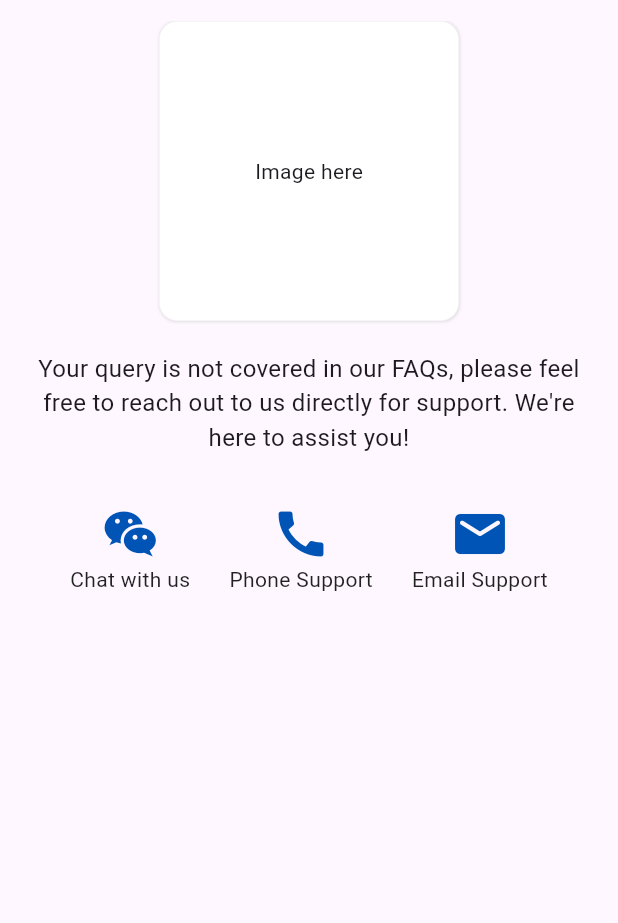
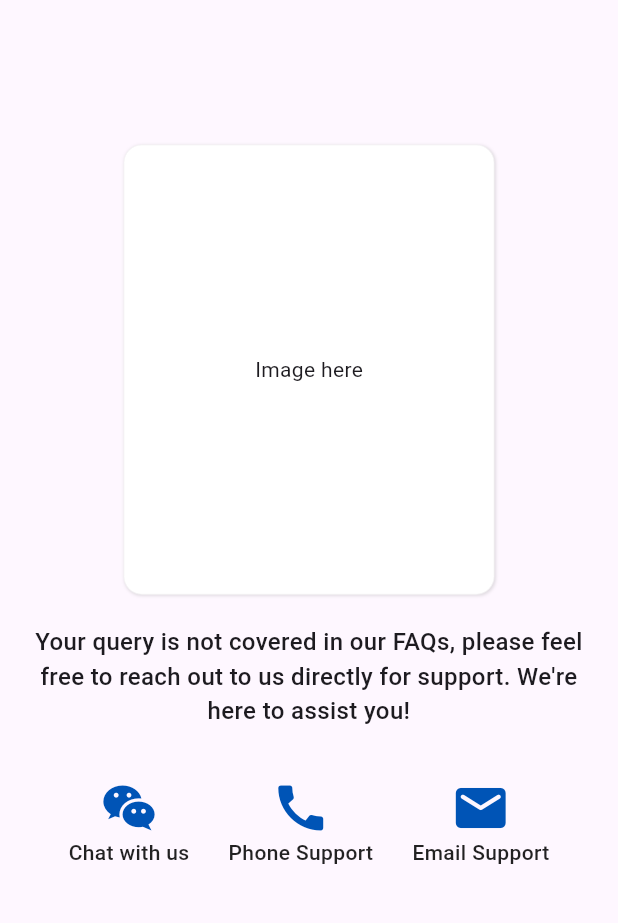
Before and after one commit to JayFlutter10/academy, a Flutter app: the screen it shows after launch, after a tap on "data", on a phone screen of 412 x 824 dp, the part 63-986 px from its top. Run offline on Flutter 3.47's test engine with Material 3 defaults, Android fonts, the phone set to English and light mode, and no system bars.

Commit message:
third commit

```diff
--- /dev/null
+++ b/lib/Support/Views/multi_support_view.dart
@@ -0,0 +1,78 @@
+import 'package:flutter/material.dart';
+import 'package:flutter_application_1/Support/Views/chat_view.dart';
+import 'package:flutter_application_1/Support/Views/email_view.dart';
+import 'package:flutter_application_1/Support/Views/phone_support_view.dart';
+import '../../academy/view/certificate_view.dart';
+
+class MultiSupportView extends StatefulWidget {
+  const MultiSupportView({super.key});
+
+  @override
+  State<MultiSupportView> createState() => _MultiSupportViewState();
+}
+
+class _MultiSupportViewState extends State<MultiSupportView> {
+  @override
+  Widget build(BuildContext context) {
+    final double height=MediaQuery.of(context).size.height;
+    final double width=MediaQuery.of(context).size.width;
+    return Scaffold(
+      appBar: AppBar(
+        title: Text('Support'),
+      ),
+      body: SingleChildScrollView(
+        child: Column(
+          children: [
+            SizedBox(height:height*0.1,),
+            customContainer(bRadius: 12,height: 300,width: width*0.6,child: Center(child: Text('Image here'))),
+            Container(padding: EdgeInsets.all(20), child: Text(textAlign: TextAlign.center,"Your query is not covered in our FAQs, please feel free to reach out to us directly for support. We're here to assist you!",style: TextStyle(fontSize: 16,fontWeight: FontWeight.w500),)),
+            Row(
+              mainAxisAlignment: MainAxisAlignment.center,
+              children: [
+                _supportColumn(
+                  icon:Icons.wechat_outlined,
+                  text: 'Chat with us',
+                  onTap: (){
+                    Navigator.push(context, MaterialPageRoute(builder: (context)=>ChatView()));
+                  }
+                ),
+                _supportColumn(
+                    icon:Icons.call,
+                    text: 'Phone Support',
+                    onTap: (){
+                      Navigator.push(context, MaterialPageRoute(builder: (context)=>PhoneSupportView()));
+                    }
+                ),
+                _supportColumn(
+                    icon:Icons.email_rounded,
+                    text: 'Email Support',
+                    onTap: (){
+                      Navigator.push(context, MaterialPageRoute(builder: (context)=>EmailView()));
+                    }
+                ),
+              ],
+            )
+          ],
+        ),
+      ),
+    );
+  }
+}
+Widget _supportColumn({IconData? icon, String? text, VoidCallback? onTap}){
+  return Container(
+    margin: EdgeInsets.all(8),
+    padding: EdgeInsets.all(5),
+    decoration: BoxDecoration(
+          borderRadius: BorderRadius.circular(10)
+    ),
+    child: InkWell(
+      onTap: onTap,
+      child: Column(
+        children: [
+          Icon(icon,size: 40,color: Color.fromRGBO(0,84,182, 1),),
+          Text(text!,style: TextStyle(fontSize: 14,color: Colors.black87,fontWeight: FontWeight.w500),),
+        ],
+      ),
+    ),
+  );
+}
--- a/lib/Support/Views/support.dart
+++ /dev/null
@@ -1,77 +0,0 @@
-import 'package:flutter/material.dart';
-import 'package:flutter_application_1/Support/Views/chat_view.dart';
-
-import '../../academy/view/certificate_view.dart';
-
-class Support extends StatefulWidget {
-  const Support({super.key});
-
-  @override
-  State<Support> createState() => _SupportState();
-}
-
-class _SupportState extends State<Support> {
-  @override
-  Widget build(BuildContext context) {
-
-    return Scaffold(
-      appBar: AppBar(
-        title: Text('Support'),
-      ),
-      body: Column(
-
-        children: [
-          customContainer(bRadius: 12,height: 200,width: 200,child: Center(child: Text('Image here'))),
-
-          Container(padding: EdgeInsets.all(20), child: Text(textAlign: TextAlign.center,"Your query is not covered in our FAQs, please feel free to reach out to us directly for support. We're here to assist you!",style: TextStyle(fontSize: 16,fontWeight: FontWeight.w400),)),
-          Row(
-            crossAxisAlignment: CrossAxisAlignment.center,
-            mainAxisAlignment: MainAxisAlignment.center,
-            children: [
-              _supportColumn(
-                icon:Icons.wechat_outlined,
-                text: 'Chat with us',
-                onTap: (){
-                  Navigator.push(context, MaterialPageRoute(builder: (context)=>ChatView()));
-                }
-              ),
-              _supportColumn(
-                  icon:Icons.call,
-                  text: 'Phone Support',
-                  onTap: (){
-                  }
-              ),
-              _supportColumn(
-                  icon:Icons.email_rounded,
-                  text: 'Email Support',
-                  onTap: (){
-                  }
-              ),
-            ],
-          )
-        ],
-      ),
-    );
-  }
-}
-
-Widget _supportColumn({IconData? icon, String? text, VoidCallback? onTap}){
-  return Container(
-    margin: EdgeInsets.all(8),
-    padding: EdgeInsets.all(5),
-    decoration: BoxDecoration(
-
-          borderRadius: BorderRadius.circular(10)
-    ),
-    child: InkWell(
-
-      onTap: onTap,
-      child: Column(
-        children: [
-          Icon(icon,size: 40,color: Color.fromRGBO(0,84,182, 1),),
-          Text(text!,style: TextStyle(fontSize: 14,color: Colors.black87),),
-        ],
-      ),
-    ),
-  );
-}
--- a/lib/Support/Views/faq_view.dart
+++ b/lib/Support/Views/support_view.dart
@@ -1,10 +1,10 @@
 import 'package:flutter/material.dart';
-import 'package:flutter_application_1/Support/Views/support.dart';
+import 'package:flutter_application_1/Support/Views/multi_support_view.dart';
 import 'package:flutter_application_1/academy/widgets/text_field_custom%20.dart';
 
-class FaqView extends StatelessWidget {
-   FaqView({super.key});
-final List<dynamic> data=[
+class SupportView extends StatelessWidget {
+  SupportView({super.key});
+final List<dynamic> faq=[
   {
     'Ques':'1. How can I reset my password?',
     'Ans':'To reset your password:\n1.Click on the "Forgot Password" link on the login page.\n2.Enter the email address associated with your account.\n3.Check your email inbox for a password reset link.\n4.Follow the instructions in the email to create a new password.\nIf you don’t receive the email within a few minutes, check your spam folder or contact support for assistance.'
@@ -46,7 +46,7 @@ final List<dynamic> data=[
             Expanded(
               child: ListView.builder(
                 padding: EdgeInsets.only(top: 10,),
-                  itemCount: data.length,
+                  itemCount: faq.length,
                   itemBuilder: (context,index){
                 return  Container(
                   padding: EdgeInsets.symmetric(vertical: 4),
@@ -60,19 +60,19 @@ final List<dynamic> data=[
                     // collapsedIconColor: Colors.black,
                     // iconColor: Colors.blue,
                     showTrailingIcon: false,
-                    title: Text(data[index]['Ques'],style: TextStyle(fontSize: 16,fontWeight: FontWeight.w600),),
+                    title: Text(faq[index]['Ques'],style: TextStyle(fontSize: 16,fontWeight: FontWeight.w600),),
                   children: [
                     Padding(
                       padding: const EdgeInsets.only(left:16.0,),
-                      child: Text(data[index]['Ans']),
+                      child: Text(faq[index]['Ans']),
                     ),
                   ],),
                 );
               }),
             ),
             ElevatedButton(onPressed: (){
-              Navigator.push(context, MaterialPageRoute(builder: (context)=>Support()));
-            }, child: Text('data'))
+              Navigator.push(context, MaterialPageRoute(builder: (context)=>MultiSupportView()));
+            }, child: Text('data')),
           ],
         ),
       ),
--- a/lib/main.dart
+++ b/lib/main.dart
@@ -1,5 +1,5 @@
 import 'package:flutter/material.dart';
-import 'package:flutter_application_1/Support/Views/faq_view.dart';
+import 'Support/Views/support_view.dart';
 import 'academy/view/certificate_view.dart';
 import 'academy/view/live_webinar_view.dart';
 import 'academy/view/training_view.dart';
@@ -30,7 +30,7 @@ class MyApp extends StatelessWidget {
         colorScheme: ColorScheme.fromSeed(seedColor: Colors.deepPurple),
         useMaterial3: true,
       ),
-      home:  FaqView(),
+      home:  SupportView(),
     );
   }
 }
```
Also changed, not shown: lib/Support/Views/chat_view.dart (+104 -52 lines), lib/Support/Views/email_view.dart (added, +121 -0 lines), lib/Support/Views/phone_support_view.dart (added, +15 -0 lines).
